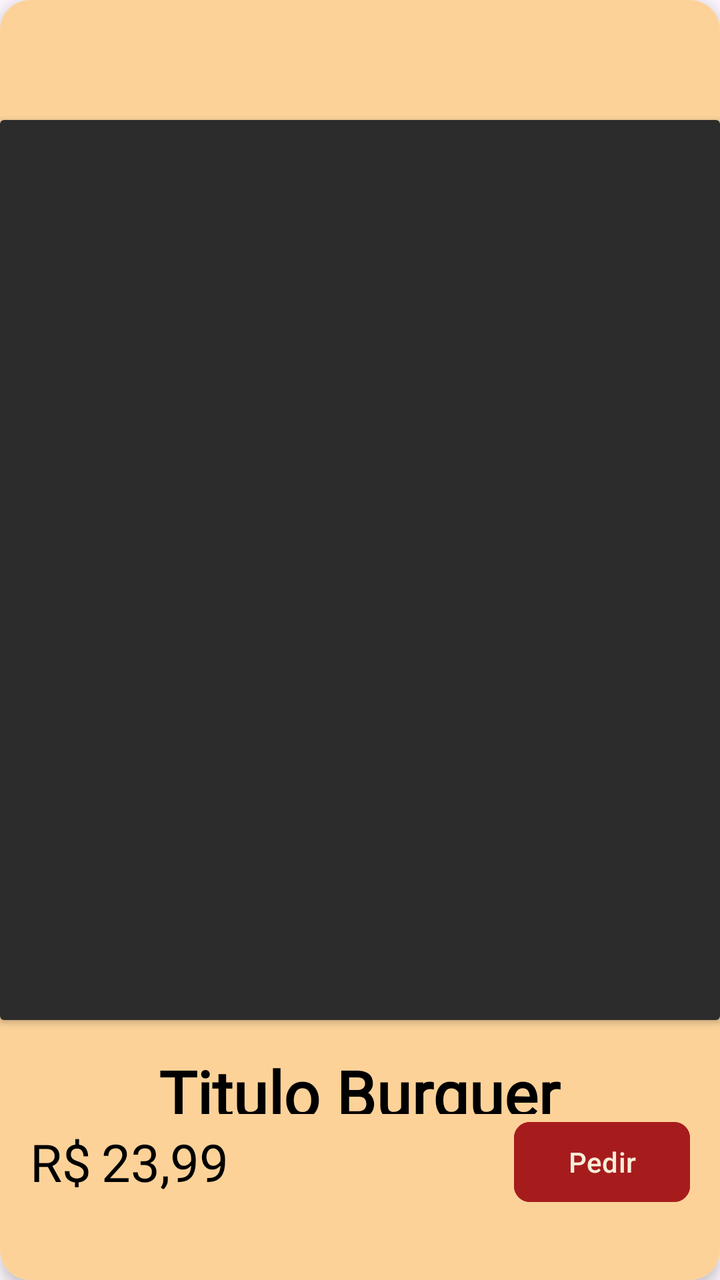
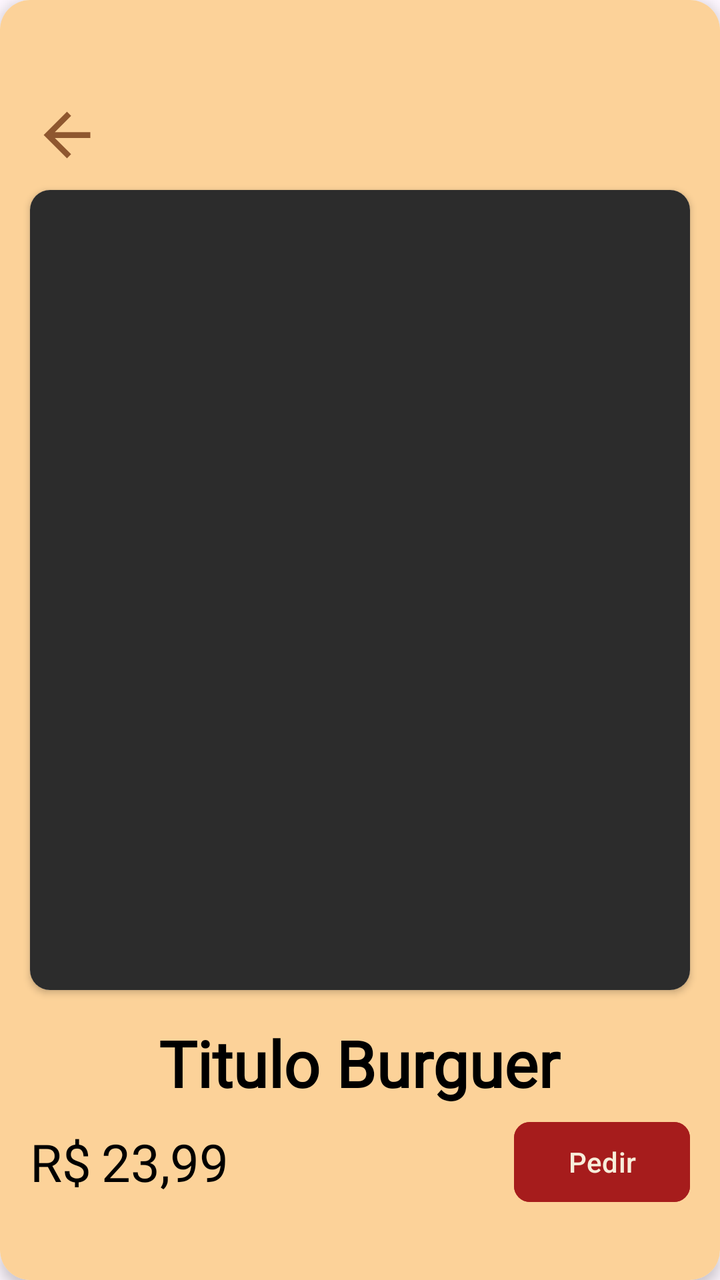

Two renders of the same Android screen: before a commit and after it. Below are the layout's source before the change and the commit's diff.
<!-- AndroidManifest.xml: application theme Theme.VangustApp -->
<!-- res/layout/modelo_detalhes_produtos.xml -->
<?xml version="1.0" encoding="utf-8"?>
<androidx.cardview.widget.CardView xmlns:android="http://schemas.android.com/apk/res/android"
    xmlns:app="http://schemas.android.com/apk/res-auto"
    android:id="@+id/modeloCardProdutos"
    android:layout_width="match_parent"
    android:layout_height="match_parent"
    android:background="#F7EDDA"
    app:cardCornerRadius="15dp"
    app:cardElevation="4dp">

    <LinearLayout
        android:layout_width="match_parent"
        android:layout_height="match_parent"
        android:background="#FCD299"
        android:orientation="vertical">

        
        <androidx.cardview.widget.CardView
            android:layout_marginTop="60dp"
            android:layout_width="match_parent"
            android:layout_height="450dp"
            >

            <ImageView
                android:id="@+id/modeloImagemProdutos"
                android:layout_width="match_parent"
                android:layout_height="match_parent"
                android:scaleType="centerCrop"
                android:src="#2c2c2c" />
        </androidx.cardview.widget.CardView>

        
        <LinearLayout
            android:layout_width="match_parent"
            android:layout_height="match_parent"
            android:orientation="vertical"
            android:padding="15dp">

            
            <LinearLayout
                android:layout_width="match_parent"
                android:layout_height="0dp"
                android:layout_weight="1"
                android:orientation="vertical">

                <TextView
                    android:id="@+id/modeloTituloProdutos"
                    android:layout_width="wrap_content"
                    android:layout_height="wrap_content"
                    android:layout_gravity="center_horizontal"
                    android:fontFamily="@font/oswald_regular"
                    android:text="Titulo Burguer"
                    android:textColor="@color/black"
                    android:textSize="32sp"
                    android:textStyle="bold" />

                <TextView
                    android:id="@+id/modeloDescricaoProdutos"
                    android:layout_width="match_parent"
                    android:layout_height="wrap_content"
                    android:layout_marginTop="10dp"
                    android:fontFamily="@font/roboto_condensed_light"
                    android:gravity="center_horizontal"
                    android:text="Lorem ipsum hambúrguer artesanal smashed burger bacon crocante maionese da casa cheddar derretido. Blend de angus pão de brioche tostado na manteiga alface americana tomate fresco cebola roxa caramelizada."
                    android:textColor="@color/black"
                    android:textSize="20sp" />
            </LinearLayout>

            
            <LinearLayout
                android:layout_marginBottom="20dp"
                android:layout_width="match_parent"
                android:layout_height="wrap_content"
                android:gravity="center_vertical"
                android:orientation="horizontal">

                <TextView
                    android:layout_width="wrap_content"
                    android:layout_height="wrap_content"
                    android:fontFamily="@font/oswald_regular"
                    android:text="R$"
                    android:textColor="@color/black"
                    android:textSize="26sp" />

                <TextView
                    android:id="@+id/modeloPrecoProdutos"
                    android:layout_width="wrap_content"
                    android:layout_height="wrap_content"
                    android:layout_marginStart="5dp"
                    android:fontFamily="@font/oswald_regular"
                    android:text="23,99"
                    android:textColor="@color/black"
                    android:textSize="26sp" />

                <View
                    android:layout_width="0dp"
                    android:layout_height="0dp"
                    android:layout_weight="1" />

                <com.google.android.material.button.MaterialButton
                    android:id="@+id/btnPedirProduto"
                    android:layout_width="wrap_content"
                    android:layout_height="wrap_content"
                    android:backgroundTint="#A61C1C"
                    android:text="Pedir"
                    android:textColor="#F7EDDA"
                    app:cornerRadius="8dp" />
            </LinearLayout>

        </LinearLayout>
    </LinearLayout>

</androidx.cardview.widget.CardView>
<!-- resources referenced by this layout -->
<resources>
  <color name="black">#FF000000</color>
  <style name="Theme.VangustApp" parent="Base.Theme.VangustApp" />
  <style name="Base.Theme.VangustApp" parent="Theme.Material3.DayNight.NoActionBar">
          
          
      </style>
</resources>

<!-- the commit's change to res/layout/modelo_detalhes_produtos.xml (unified diff, before → after) -->
@@ -15,11 +15,23 @@
         android:orientation="vertical">
 
         
+        <ImageView
+            android:id="@+id/btnVoltarDetalhesProduto"
+            android:layout_width="35dp"
+            android:layout_height="35dp"
+            android:layout_marginStart="16dp"
+            android:layout_marginTop="50dp"
+            android:src="@drawable/baseline_arrow_back"
+            app:tint="#8F572F" />
+
+        
         <androidx.cardview.widget.CardView
-            android:layout_marginTop="60dp"
+            android:layout_marginTop="10dp"
             android:layout_width="match_parent"
-            android:layout_height="450dp"
-            >
+            android:layout_height="400dp"
+            android:layout_marginStart="15dp"
+            android:layout_marginEnd="15dp"
+            app:cardCornerRadius="10dp">
 
             <ImageView
                 android:id="@+id/modeloImagemProdutos"
<!-- resource entries referenced after the edit -->
@@ -1,6 +1,12 @@
 <!-- resources referenced by this layout -->
 <resources>
   <color name="black">#FF000000</color>
+  <!-- drawable baseline_arrow_back (drawable) -->
+  <vector xmlns:android="http://schemas.android.com/apk/res/android" android:autoMirrored="true" android:height="24dp" android:tint="#000000" android:viewportHeight="24" android:viewportWidth="24" android:width="24dp">
+        
+      <path android:fillColor="@android:color/white" android:pathData="M20,11H7.83l5.59,-5.59L12,4l-8,8 8,8 1.41,-1.41L7.83,13H20v-2z"/>
+      
+  </vector>
   <style name="Theme.VangustApp" parent="Base.Theme.VangustApp" />
   <style name="Base.Theme.VangustApp" parent="Theme.Material3.DayNight.NoActionBar">
           
